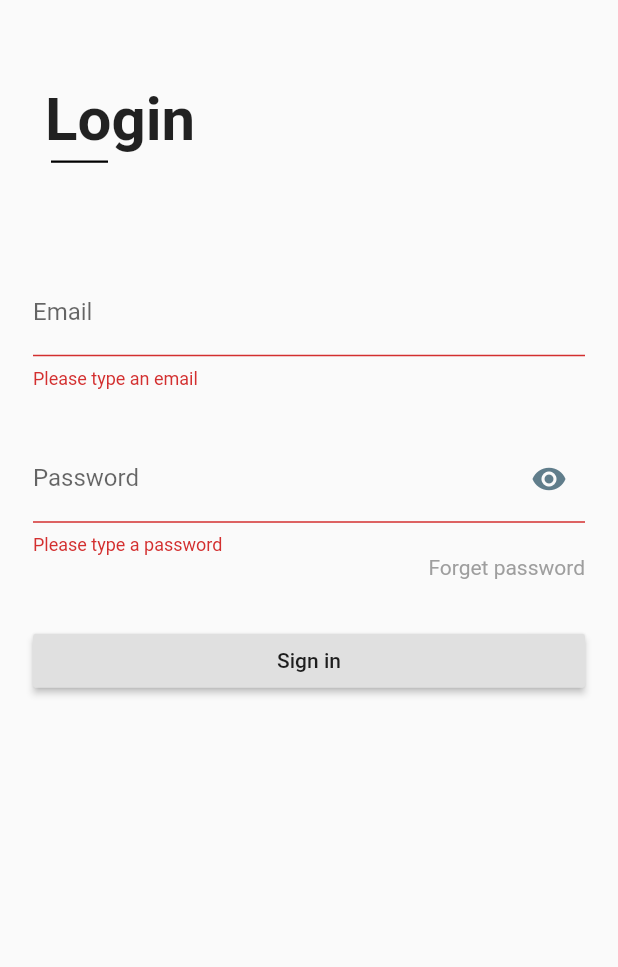
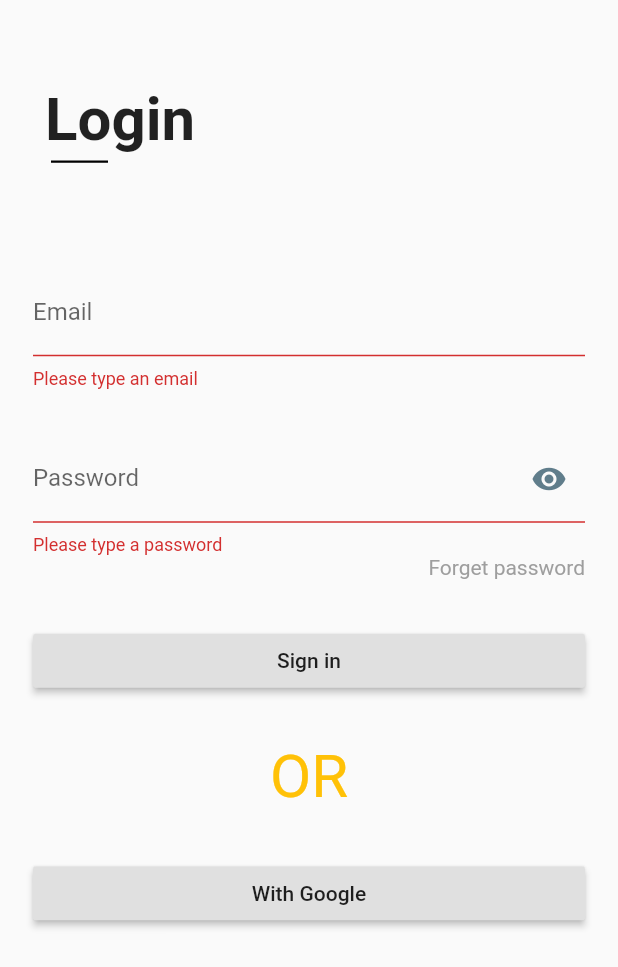
Before and after one commit to AitoApps/pharma_shop, a Flutter app: the screen it shows after launch, after a tap on "Sign in", on a phone screen of 412 x 824 dp. Shown: the top 967 px of the screen. Run offline on Flutter 3.47's test engine with Material 2 defaults, Android fonts, the phone set to English and light mode, and no system bars; our stand-ins replace firebase_auth, google_sign_in; accounts and stored records are empty.

Commit message:
GoogleSigIn

```diff
--- a/lib/pages/login_page.dart
+++ b/lib/pages/login_page.dart
@@ -2,7 +2,11 @@ import 'dart:async';
 
 import 'package:flutter/material.dart';
 import 'package:firebase_auth/firebase_auth.dart';
+import 'package:google_sign_in/google_sign_in.dart';
 import 'package:pharma_shop/pages/home_page.dart';
+
+final FirebaseAuth _auth = FirebaseAuth.instance;
+final GoogleSignIn _googleSignIn = GoogleSignIn();
 
 class LoginPage extends StatefulWidget {
   @override
@@ -20,7 +24,7 @@ class _LoginPageState extends State<LoginPage> {
     // TODO: implement initState
     super.initState();
 
-    FirebaseAuth.instance.currentUser().then((user) {
+    _auth.currentUser().then((user) {
       if( user != null) {
         Navigator.pushReplacement(context, MaterialPageRoute(builder: (context) => HomePage(user: user)));
       }
@@ -52,7 +56,15 @@ class _LoginPageState extends State<LoginPage> {
                 RaisedButton(
                   onPressed: signIn,
                   child: Text('Sign in'),
+                ),
+                SizedBox(height: 30.0,),
+                Center(child: Text("OR", style: TextStyle(fontSize: 40.0, color: Colors.amber),)),
+                SizedBox(height: 30.0,),
+                RaisedButton(
+                  onPressed: _signInGoogle,
+                  child: Text("With Google"),
                 )
+
               ],
             )
         )
@@ -123,15 +135,28 @@ class _LoginPageState extends State<LoginPage> {
     );
   }
 
+  void _signInGoogle() async {
+    GoogleSignInAccount googleUser =  await _googleSignIn.signIn();
+
+    GoogleSignInAuthentication googleAuth = await googleUser.authentication;
+
+    user = await _auth.signInWithGoogle(idToken: googleAuth.idToken, accessToken: googleAuth.accessToken);
+    Navigator.pushReplacement(context, MaterialPageRoute(builder: (context) => HomePage(user: user) ));
+
+  }
+
+
+
   Future<void> signIn() async {
     final formState = _formKey.currentState;
+
 
     if(formState.validate()) {
       //TODO login to firebase
       formState.save();
 
       try {
-        user = await FirebaseAuth.instance.signInWithEmailAndPassword(email: _email, password: _password);
+        user = await _auth.signInWithEmailAndPassword(email: _email, password: _password);
         // TODO navigate to Home
         Navigator.pushReplacement(context, MaterialPageRoute(builder: (context) => HomePage(user: user) ));
       } catch(e) {
--- a/pubspec.yaml
+++ b/pubspec.yaml
@@ -21,6 +21,8 @@ dependencies:
   cupertino_icons: ^0.1.2
 
   firebase_auth: ^0.6.2+1
+  google_sign_in: ^3.2.1
+  firebase_storage: ^1.0.4
 
 dev_dependencies:
   flutter_test:
```
Also changed, not shown: lib/pages/home_page.dart (+19 -2 lines).
